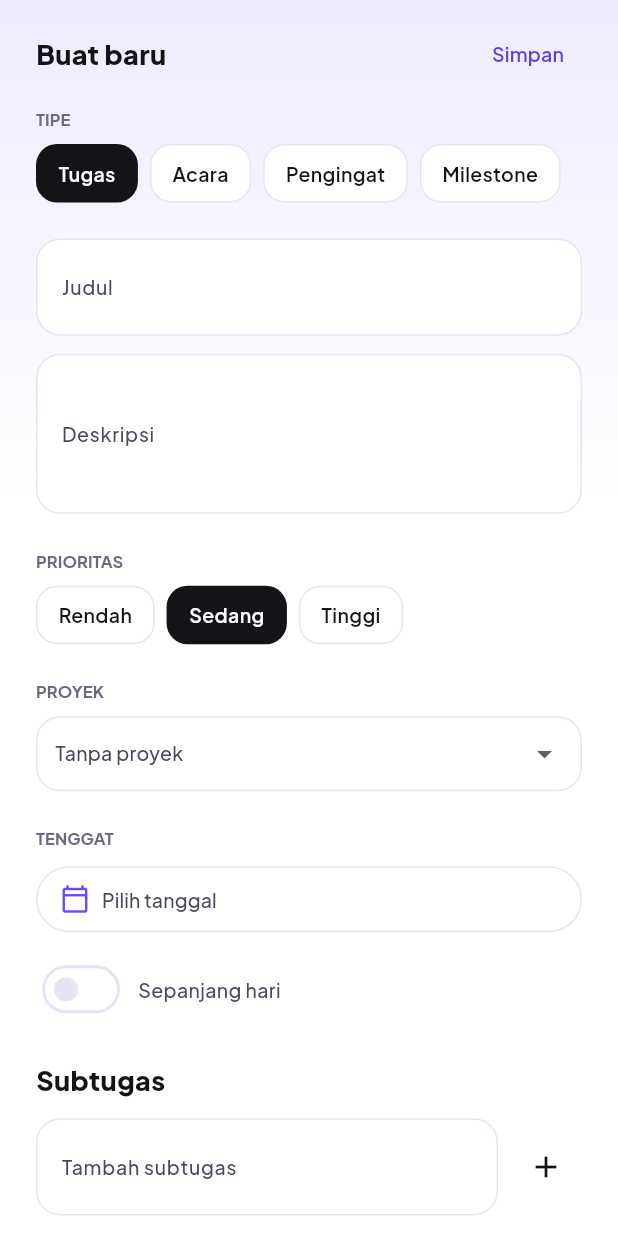
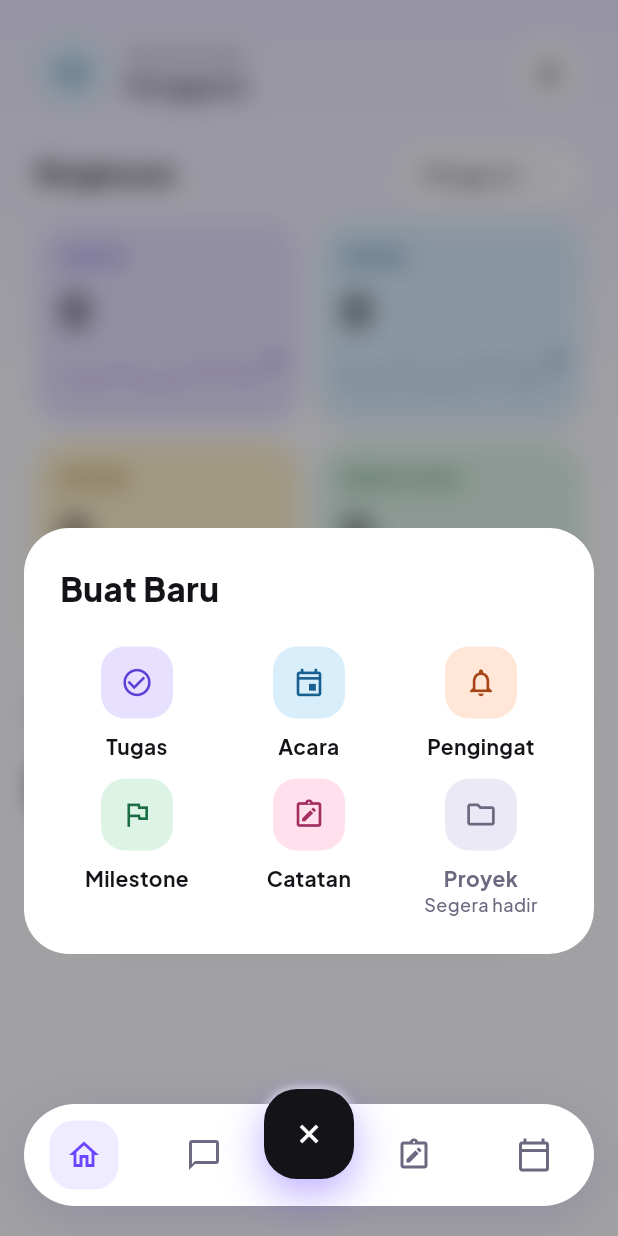
Before and after one commit to Athif24/MyProject, a Flutter app: the screen it shows after launch, item 3 of the bottom bar chosen, on a phone screen of 412 x 824 dp. Run offline on Flutter 3.47's test engine with Material 3 defaults, Android fonts, the phone set to English and light mode, and no system bars; our stand-ins replace drift, drift_flutter, equatable, flutter_bloc, get_it, go_router; accounts and stored records are empty; generated files the repository leaves out were written again.

Commit message:
feat: panel Buat Baru dengan enam ubin dan tombol + yang berubah menjadi x

```diff
--- a/SyncDaily/lib/core/strings/app_strings.dart
+++ b/SyncDaily/lib/core/strings/app_strings.dart
@@ -18,6 +18,15 @@ class AppStrings {
   static const String screenCalendar = 'Kalender';
   static const String navClose = 'Tutup';
   static const String unreadIndicator = 'Belum dibaca';
+
+  // Panel "Buat Baru" yang dibuka tombol + pada navigasi bawah.
+  static const String newPanelTitle = 'Buat Baru';
+  static const String newPanelTask = 'Tugas';
+  static const String newPanelEvent = 'Acara';
+  static const String newPanelReminder = 'Pengingat';
+  static const String newPanelMilestone = 'Milestone';
+  static const String newPanelNote = 'Catatan';
+  static const String newPanelProject = 'Proyek';
 
   // Beranda: header dan judul seksi.
   static const String notifications = 'Notifikasi';
--- a/SyncDaily/lib/core/theme/app_colors.dart
+++ b/SyncDaily/lib/core/theme/app_colors.dart
@@ -25,6 +25,13 @@ class AppColors {
   static const navActiveBg = Color(0xFFF0ECFF);
   static const unreadBg = Color(0xFFF3F0FF);
   static const unreadBorder = Color(0xFFE0D9FF);
+
+  // Lapisan panel "Buat Baru" (tombol + navigasi bawah).
+  //
+  // TODO(design): warna lapisan gelap panel belum dirinci di DESIGN.md;
+  // sementara memakai warna ink dengan kepekatan 40% agar tetap sewarna teks
+  // utama dan tombol hitam.
+  static const scrim = Color(0x66141318);
 
   // Category colors
   static const taskBg = Color(0xFFE7E1FF);
--- a/SyncDaily/lib/core/theme/app_icons.dart
+++ b/SyncDaily/lib/core/theme/app_icons.dart
@@ -40,4 +40,7 @@ class AppIcons {
   /// Panah buka/tutup daftar subtugas di kartu agenda Kalender. Diputar 180
   /// derajat oleh widget saat daftarnya terbuka.
   static const IconData expand = Icons.expand_more;
+
+  /// Ubin "Acara" pada panel "Buat Baru".
+  static const IconData event = Icons.event_outlined;
 }
--- a/SyncDaily/lib/core/theme/app_sizes.dart
+++ b/SyncDaily/lib/core/theme/app_sizes.dart
@@ -11,6 +11,12 @@ class AppSizes {
   static const double navHeight = 68;
   static const double navIconBox = 46;
   static const double navItemPadding = 8;
+
+  /// Jarak kiri/kanan pill navigasi bawah terhadap tepi layar.
+  static const double navHorizontalMargin = 16;
+
+  /// Jarak bawah pill navigasi bawah terhadap tepi aman layar.
+  static const double navBottomMargin = 20;
   static const double fab = 60;
   static const double fabLift = 14;
   static const double searchField = 48;
@@ -39,4 +45,23 @@ class AppSizes {
 
   /// Banyak baris isi singkat pada kartu catatan.
   static const int notePreviewLines = 3;
+
+  // Panel "Buat Baru" (dibuka tombol + pada navigasi bawah).
+  //
+  // TODO(design): kekuatan blur dan ukuran ikon ubin panel belum dirinci di
+  // DESIGN.md; sementara mengikuti gaya komponen yang ada.
+  //
+  /// Kekuatan blur latar panel. Setel ke 0 untuk memakai lapisan gelap saja
+  /// (tanpa blur) bila terasa berat di perangkat kelas bawah; tata letak panel
+  /// tidak berubah karena lapisan ini memenuhi seluruh layar.
+  static const double panelBlur = 8;
+
+  /// Sisi kotak ikon ubin panel.
+  static const double panelTileIconBox = 48;
+
+  /// Ukuran ikon ubin panel.
+  static const double panelTileIcon = 22;
+
+  /// Jarak panel melayang terhadap pill navigasi bawah.
+  static const double panelGapAboveNav = 12;
 }
--- a/SyncDaily/lib/core/widgets/app_bottom_nav.dart
+++ b/SyncDaily/lib/core/widgets/app_bottom_nav.dart
@@ -23,7 +23,12 @@ class AppBottomNav extends StatelessWidget {
   Widget build(BuildContext context) {
     return SafeArea(
       child: Padding(
-        padding: const EdgeInsets.fromLTRB(16, 0, 16, 20),
+        padding: const EdgeInsets.fromLTRB(
+          AppSizes.navHorizontalMargin,
+          0,
+          AppSizes.navHorizontalMargin,
+          AppSizes.navBottomMargin,
+        ),
         child: Container(
           height: AppSizes.navHeight,
           decoration: BoxDecoration(
--- /dev/null
+++ b/SyncDaily/lib/core/widgets/app_new_item_panel.dart
@@ -0,0 +1,348 @@
+import 'dart:ui' as ui;
+
+import 'package:flutter/material.dart';
+import 'package:sync_daily/core/strings/app_strings.dart';
+import 'package:sync_daily/core/theme/app_colors.dart';
+import 'package:sync_daily/core/theme/app_icons.dart';
+import 'package:sync_daily/core/theme/app_radius.dart';
+import 'package:sync_daily/core/theme/app_sizes.dart';
+import 'package:sync_daily/core/theme/app_theme.dart';
+import 'package:sync_daily/core/theme/app_typography.dart';
+import 'package:sync_daily/core/theme/category_theme.dart';
+
+/// Pilihan ubin pada panel "Buat Baru".
+///
+/// [project] belum tersedia karena fitur proyek belum dibuat, jadi ubinnya
+/// tampil tidak aktif dan tidak pernah dikirim lewat `onSelected`.
+enum AppNewItemKind { task, event, reminder, milestone, note, project }
+
+/// Panel "Buat Baru": latar gelap blur + panel melayang berisi enam ubin.
+///
+/// Panel hidup di dalam `AppShell` (bukan rute) supaya navigasi bawah tetap
+/// tergambar di atas latar gelap sehingga tombol + dapat berputar menjadi x.
+/// Widget ini hanya menampilkan state dan mengirim pilihan; pemetaan ubin ke
+/// rute dikerjakan pemanggil. Saat tertutup widget tidak menggambar apa pun,
+/// jadi lapisan blur tidak membebani gambar setiap frame.
+class AppNewItemPanel extends StatefulWidget {
+  /// Terbuka/tertutup. Perubahan nilai menjalankan animasi buka-tutup.
+  final bool isOpen;
+
+  /// Dipanggil saat latar gelap di luar panel diketuk.
+  final VoidCallback onClose;
+
+  /// Dipanggil saat ubin aktif dipilih.
+  final ValueChanged<AppNewItemKind> onSelected;
+
+  const AppNewItemPanel({
+    super.key,
+    required this.isOpen,
+    required this.onClose,
+    required this.onSelected,
+  });
+
+  @override
+  State<AppNewItemPanel> createState() => _AppNewItemPanelState();
+}
+
+class _AppNewItemPanelState extends State<AppNewItemPanel>
+    with SingleTickerProviderStateMixin {
+  static const Duration _duration = Duration(milliseconds: 250);
+
+  late final AnimationController _controller;
+  late final Animation<double> _fade;
+  late final Animation<Offset> _slide;
+
+  @override
+  void initState() {
+    super.initState();
+    _controller = AnimationController(vsync: this, duration: _duration);
+    _fade = CurvedAnimation(parent: _controller, curve: Curves.easeOut);
+    _slide = Tween<Offset>(
+      begin: const Offset(0, 1),
+      end: Offset.zero,
+    ).animate(CurvedAnimation(parent: _controller, curve: Curves.easeOutCubic));
+    if (widget.isOpen) {
+      _controller.value = 1;
+    }
+  }
+
+  @override
+  void didUpdateWidget(covariant AppNewItemPanel oldWidget) {
+    super.didUpdateWidget(oldWidget);
+    if (widget.isOpen == oldWidget.isOpen) {
+      return;
+    }
+    if (widget.isOpen) {
+      _controller.forward();
+    } else {
+      _controller.reverse();
+    }
+  }
+
+  @override
+  void dispose() {
+    _controller.dispose();
+    super.dispose();
+  }
+
+  @override
+  Widget build(BuildContext context) {
+    return AnimatedBuilder(
+      animation: _controller,
+      builder: (context, _) {
+        if (_controller.isDismissed) {
+          return const SizedBox.shrink();
+        }
+
+        final media = MediaQuery.of(context);
+        // Panel melayang tepat di atas pill navigasi: tepi aman bawah + tinggi
+        // pill + jaraknya ke tepi aman + celah.
+        final bottom = media.padding.bottom +
+            AppSizes.navHeight +
+            AppSizes.navBottomMargin +
+            AppSizes.panelGapAboveNav;
+
+        return Stack(
+          children: [
+            Positioned.fill(
+              child: _Backdrop(opacity: _fade.value, onTap: widget.onClose),
+            ),
+            Positioned(
+              left: AppSizes.navHorizontalMargin,
+              right: AppSizes.navHorizontalMargin,
+              bottom: bottom,
+              // Pembungkus gulir: jaring pengaman agar isi panel tidak pernah
+              // meluap pada layar pendek atau skala teks besar. Pada keadaan
+              // normal isi lebih pendek dari ruang tersedia sehingga tidak
+              // menggulir.
+              child: SlideTransition(
+                position: _slide,
+                child: SingleChildScrollView(
+                  child: _Panel(onSelected: widget.onSelected),
+                ),
+              ),
+            ),
+          ],
+        );
+      },
+    );
+  }
+}
+
+/// Latar gelap berblur yang menutupi seluruh halaman.
+class _Backdrop extends StatelessWidget {
+  final double opacity;
+  final VoidCallback onTap;
+
+  const _Backdrop({required this.opacity, required this.onTap});
+
+  @override
+  Widget build(BuildContext context) {
+    const layer = ColoredBox(color: AppColors.scrim);
+    return GestureDetector(
+      behavior: HitTestBehavior.opaque,
+      onTap: onTap,
+      child: Opacity(
+        opacity: opacity,
+        child: ClipRect(
+          child: AppSizes.panelBlur <= 0
+              ? layer
+              : BackdropFilter(
+                  filter: ui.ImageFilter.blur(
+                    sigmaX: AppSizes.panelBlur,
+                    sigmaY: AppSizes.panelBlur,
+                  ),
+                  child: layer,
+                ),
+        ),
+      ),
+    );
+  }
+}
+
+/// Panel melayang berisi judul dan enam ubin.
+class _Panel extends StatelessWidget {
+  final ValueChanged<AppNewItemKind> onSelected;
+
+  const _Panel({required this.onSelected});
+
+  static const List<_TileSpec> _tiles = [
+    _TileSpec(
+      kind: AppNewItemKind.task,
+      label: AppStrings.newPanelTask,
+      icon: AppIcons.checkCircle,
+      category: TaskCategory.task,
+    ),
+    _TileSpec(
+      kind: AppNewItemKind.event,
+      label: AppStrings.newPanelEvent,
+      icon: AppIcons.event,
+      category: TaskCategory.event,
+    ),
+    _TileSpec(
+      kind: AppNewItemKind.reminder,
+      label: AppStrings.newPanelReminder,
+      icon: AppIcons.bell,
+      category: TaskCategory.reminder,
+    ),
+    _TileSpec(
+      kind: AppNewItemKind.milestone,
+      label: AppStrings.newPanelMilestone,
+      icon: AppIcons.flag,
+      category: TaskCategory.milestone,
+    ),
+    _TileSpec(
+      kind: AppNewItemKind.note,
+      label: AppStrings.newPanelNote,
+      icon: AppIcons.notes,
+      category: TaskCategory.note,
+    ),
+    _TileSpec(
+      kind: AppNewItemKind.project,
+      label: AppStrings.newPanelProject,
+      icon: AppIcons.folder,
+      category: TaskCategory.project,
+      enabled: false,
+    ),
+  ];
+
+  @override
+  Widget build(BuildContext context) {
+    final colors = context.categoryColors;
+
+    return DecoratedBox(
+      decoration: BoxDecoration(
+        color: AppColors.surface,
+        borderRadius: BorderRadius.circular(AppRadius.bottomPanel),
+      ),
+      child: Padding(
+        padding: const EdgeInsets.all(AppSizes.pagePadding),
+        child: Column(
+          mainAxisSize: MainAxisSize.min,
+          crossAxisAlignment: CrossAxisAlignment.start,
+          children: [
+            Text(
+              AppStrings.newPanelTitle,
+              style: AppTypography.textTheme.headlineLarge,
+            ),
+            const SizedBox(height: AppSizes.sectionGap),
+            LayoutBuilder(
+              builder: (context, constraints) {
+                const columns = 3;
+                final width = (constraints.maxWidth -
+                        AppSizes.cardGap * (columns - 1)) /
+                    columns;
+                return Wrap(
+                  spacing: AppSizes.cardGap,
+                  runSpacing: AppSizes.cardGap,
+                  children: [
+                    for (final tile in _tiles)
+                      SizedBox(
+                        width: width,
+                        child: _PanelTile(
+                          label: tile.label,
+                          icon: tile.icon,
+                          background: colors.backgroundFor(tile.category),
+                          foreground: colors.iconFor(tile.category),
+                          enabled: tile.enabled,
+                          onTap: tile.enabled
+                              ? () => onSelected(tile.kind)
+                              : null,
+                        ),
+                      ),
+                  ],
+                );
+              },
+            ),
+          ],
+        ),
+      ),
+    );
+  }
+}
+
+/// Satu ubin: kotak ikon + nama. Ubin nonaktif tampil redup dan tidak bisa
+/// diketuk.
+class _PanelTile extends StatelessWidget {
+  final String label;
+  final IconData icon;
+  final Color background;
+  final Color foreground;
+  final bool enabled;
+  final VoidCallback? onTap;
+
+  const _PanelTile({
+    required this.label,
+    required this.icon,
+    required this.background,
+    required this.foreground,
+    required this.enabled,
+    this.onTap,
+  });
+
+  @override
+  Widget build(BuildContext context) {
+    return Semantics(
+      button: true,
+      enabled: enabled,
+      label: enabled ? label : '$label, ${AppStrings.comingSoon}',
+      excludeSemantics: true,
+      child: GestureDetector(
+        onTap: onTap,
+        behavior: HitTestBehavior.opaque,
+        child: Column(
+          mainAxisSize: MainAxisSize.min,
+          children: [
+            Container(
+              height: AppSizes.panelTileIconBox,
+              width: AppSizes.panelTileIconBox,
+              decoration: BoxDecoration(
+                color: enabled ? background : AppColors.borderSoft,
+                borderRadius: BorderRadius.circular(AppRadius.iconBox),
+              ),
+              child: Icon(
+                icon,
+                color: enabled ? foreground : AppColors.textMuted,
+                size: AppSizes.panelTileIcon,
+              ),
+            ),
+            const SizedBox(height: AppSizes.itemSpacing),
+            Text(
+              label,
+              maxLines: 1,
+              overflow: TextOverflow.ellipsis,
+              textAlign: TextAlign.center,
+              style: AppTypography.textTheme.titleSmall?.copyWith(
+                color: enabled ? null : AppColors.textMuted,
+              ),
+            ),
+            if (!enabled)
+              Text(
+                AppStrings.comingSoon,
+                maxLines: 1,
+                overflow: TextOverflow.ellipsis,
+                textAlign: TextAlign.center,
+                style: AppTypography.textTheme.labelMedium,
+              ),
+          ],
+        ),
+      ),
+    );
+  }
+}
+
+class _TileSpec {
+  final AppNewItemKind kind;
+  final String label;
+  final IconData icon;
+  final TaskCategory category;
+  final bool enabled;
+
+  const _TileSpec({
+    required this.kind,
+    required this.label,
+    required this.icon,
+    required this.category,
+    this.enabled = true,
+  });
+}
```
Also changed, not shown: SyncDaily/lib/core/router/app_shell.dart (+114 -22 lines), 4 other files.
